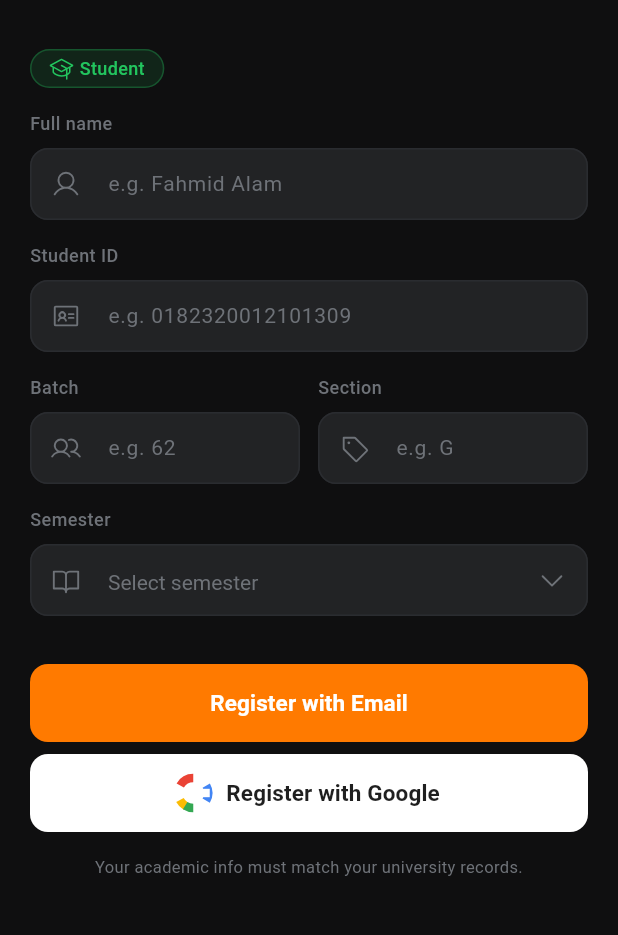
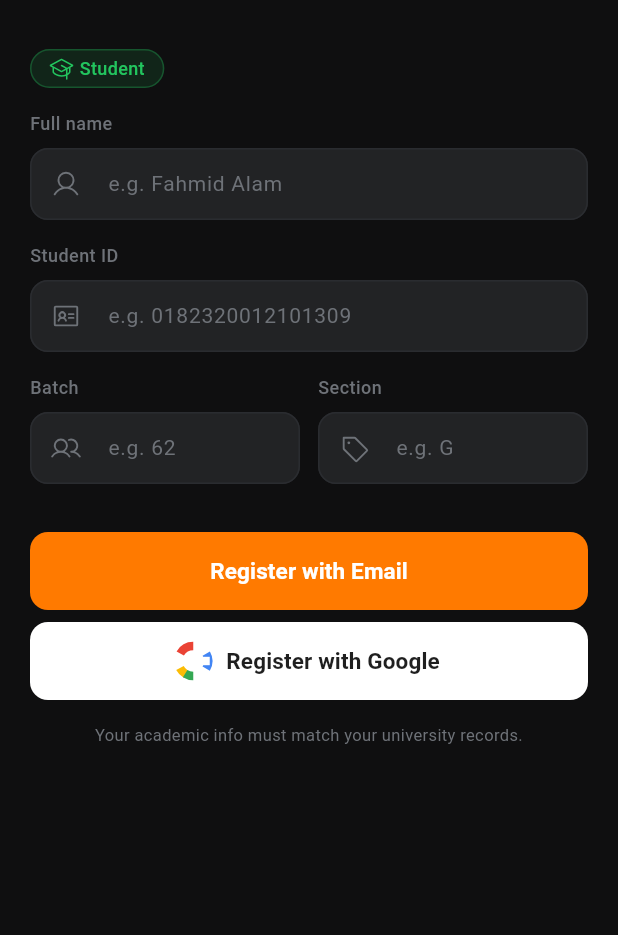
Before and after one commit to FahmidAlam/UniVerse, a Flutter app: the StudentRegisterScreen screen opened by its route, on a phone screen of 412 x 824 dp, the part 59-994 px from its top. Run offline on Flutter 3.47's test engine with Material 3 defaults, Android fonts, the phone set to English and light mode, and no system bars; our stand-ins replace cached_network_image, file_picker, firebase_core, firebase_messaging, flutter_local_notifications, go_router and 5 more; accounts and stored records are empty; network calls fail.

Commit message:
feat(auth): drop student semester; faculty registers by teacher code

```diff
--- a/lib/core/constants/app_constants.dart
+++ b/lib/core/constants/app_constants.dart
@@ -56,13 +56,16 @@ abstract class AppConstants {
   // ─── Semesters ────────────────────────────────────────────
   static const List<int> semesters = [1, 2, 3, 4, 5, 6, 7, 8];
 
-  // ─── Days (Sun–Thu, university schedule) ──────────────────
+  // ─── Days (Sun–Sat) ───────────────────────────────────────
+  // Leading University runs classes across all 7 days (Friday has no
+  // period 4 — see timetable engine). Order matches engine config.json
+  // "days", so routine `day` text lines up with what the engine emits.
   static const List<String> weekDays = [
-    'Sunday', 'Monday', 'Tuesday', 'Wednesday', 'Thursday',
+    'Sunday', 'Monday', 'Tuesday', 'Wednesday', 'Thursday', 'Friday', 'Saturday',
   ];
 
   static const List<String> weekDaysShort = [
-    'Sun', 'Mon', 'Tue', 'Wed', 'Thu',
+    'Sun', 'Mon', 'Tue', 'Wed', 'Thu', 'Fri', 'Sat',
   ];
 
   // ─── Time Slots ───────────────────────────────────────────
@@ -113,10 +116,12 @@ abstract class AppConstants {
   static const String tableNotifications    = 'notifications';
   static const String tableNotificationReads = 'notification_reads';
   static const String tableResources        = 'resources';
+  // Reserved for future scope — tables exist (RLS-protected) but no
+  // feature is wired yet: assignments/submissions (assignment feature),
+  // documents (AI assistant).
   static const String tableAssignments      = 'assignments';
   static const String tableSubmissions      = 'submissions';
   static const String tableDocuments        = 'documents';
-  static const String tableGeneratedTimetable = 'generated_timetable';
   static const String tableDeviceTokens     = 'device_tokens';
   static const String tableTimetableRooms    = 'timetable_rooms';
   static const String tableTimetableFaculty  = 'timetable_faculty';
@@ -124,10 +129,11 @@ abstract class AppConstants {
   static const String tableTimetableRuns     = 'timetable_runs';
 
   // ─── Storage Buckets ──────────────────────────────────────
+  static const String bucketResources   = 'resources';
+  static const String bucketTimetables  = 'timetables';
+  // Reserved for future scope (buckets exist; no upload path wired yet).
   static const String bucketAvatars     = 'avatars';
-  static const String bucketResources   = 'resources';
   static const String bucketSubmissions = 'submissions';
-  static const String bucketTimetables  = 'timetables';
 
   // ─── Push Notifications (FCM) ─────────────────────────────
   // Channel id MUST match AndroidManifest's default_notification_channel_id.
--- a/lib/features/auth/controllers/auth_controller.dart
+++ b/lib/features/auth/controllers/auth_controller.dart
@@ -627,27 +627,25 @@ class AuthController extends ChangeNotifier {
     required String studentId,
     required String batch,
     required String section,
-    required int semester,
   }) {
     _pendingStudentData = {
       'name': name,
       'studentId': studentId,
       'batch': batch,
       'section': section,
-      'semester': semester,
     };
     _pendingFacultyData = null;
   }
 
   void storePendingFacultyData({
     required String name,
-    required String employeeId,
+    required String teacherCode,
     required String department,
     required String designation,
   }) {
     _pendingFacultyData = {
       'name': name,
-      'employeeId': employeeId,
+      'teacherCode': teacherCode,
       'department': department,
       'designation': designation,
     };
@@ -766,14 +764,13 @@ class AuthController extends ChangeNotifier {
         studentId: d['studentId'] as String,
         batch: d['batch'] as String,
         section: d['section'] as String,
-        semester: d['semester'] as int,
       );
     }
     if (_pendingFacultyData != null) {
       final d = _pendingFacultyData!;
       return completeFacultyRegistration(
         name: d['name'] as String,
-        employeeId: d['employeeId'] as String,
+        teacherCode: d['teacherCode'] as String,
         department: d['department'] as String,
         designation: d['designation'] as String,
       );
@@ -966,7 +963,6 @@ class AuthController extends ChangeNotifier {
     required String studentId,
     required String batch,
     required String section,
-    required int semester,
   }) async {
     _setLoading(true);
     _clearError();
@@ -976,7 +972,6 @@ class AuthController extends ChangeNotifier {
       studentId: studentId,
       batch: batch,
       section: section,
-      semester: semester,
     );
 
     _setLoading(false);
@@ -994,7 +989,7 @@ class AuthController extends ChangeNotifier {
 
   Future<bool> completeFacultyRegistration({
     required String name,
-    required String employeeId,
+    required String teacherCode,
     required String department,
     required String designation,
   }) async {
@@ -1003,7 +998,7 @@ class AuthController extends ChangeNotifier {
 
     final result = await _authService.completeFacultyRegistration(
       name: name,
-      employeeId: employeeId,
+      teacherCode: teacherCode,
       department: department,
       designation: designation,
     );
--- a/lib/features/auth/screens/student_register_screen.dart
+++ b/lib/features/auth/screens/student_register_screen.dart
@@ -1,15 +1,16 @@
 // ============================================================
 // FILE: lib/features/auth/screens/student_register_screen.dart
 // PURPOSE: Form for new students.
-// Fields: Full name, Student ID, Batch, Section (two cols),
-// Semester (dropdown). Then "Register with Google" which
-// triggers OAuth + profile creation in one flow.
+// Fields: Full name, Student ID, Batch, Section (two cols).
+// Then "Register with Google" which triggers OAuth + profile
+// creation in one flow. Semester is intentionally NOT collected
+// — batch+section identify the cohort and all resources are open
+// to every student, so semester carried no meaning.
 // ============================================================
 
 import 'package:flutter/material.dart';
 import 'package:go_router/go_router.dart';
 import 'package:phosphor_flutter/phosphor_flutter.dart';
-import 'package:universe_v1/core/constants/app_constants.dart';
 import 'package:universe_v1/core/router/route_names.dart';
 import 'package:universe_v1/core/theme/app_colors.dart';
 import 'package:universe_v1/core/theme/app_spacing.dart';
@@ -31,7 +32,6 @@ class _StudentRegisterScreenState extends State<StudentRegisterScreen> {
   final _idCtrl      = TextEditingController();
   final _batchCtrl   = TextEditingController();
   final _sectionCtrl = TextEditingController();
-  int? _selectedSemester;
 
   @override
   void initState() {
@@ -63,7 +63,7 @@ class _StudentRegisterScreenState extends State<StudentRegisterScreen> {
 
     if (status == AuthStatus.registering) {
       // Validate form data is still present
-      if (_nameCtrl.text.trim().isEmpty || _selectedSemester == null) {
+      if (_nameCtrl.text.trim().isEmpty) {
         _showError('Please fill in all fields before registering.');
         return;
       }
@@ -73,7 +73,6 @@ class _StudentRegisterScreenState extends State<StudentRegisterScreen> {
         studentId: _idCtrl.text.trim(),
         batch: _batchCtrl.text.trim(),
         section: _sectionCtrl.text.trim().toUpperCase(),
-        semester: _selectedSemester!,
       );
 
       if (!success && mounted) {
@@ -97,10 +96,6 @@ class _StudentRegisterScreenState extends State<StudentRegisterScreen> {
   // _onAuthChange fires when OAuth session is ready.
   Future<void> _registerWithGoogle() async {
     if (!_formKey.currentState!.validate()) return;
-    if (_selectedSemester == null) {
-      _showError('Please select your semester.');
-      return;
-    }
     await widget.authController.signInWithGoogle();
   }
 
@@ -109,10 +104,6 @@ class _StudentRegisterScreenState extends State<StudentRegisterScreen> {
   // Then navigates to email signup.
   void _registerWithEmail() {
     if (!_formKey.currentState!.validate()) return;
-    if (_selectedSemester == null) {
-      _showError('Please select your semester.');
-      return;
-    }
     // Store registration form data so it survives navigation
     // EmailSignupScreen will call completeStudentRegistration after
     // email is verified and session is active.
@@ -121,7 +112,6 @@ class _StudentRegisterScreenState extends State<StudentRegisterScreen> {
       studentId: _idCtrl.text.trim(),
       batch: _batchCtrl.text.trim(),
       section: _sectionCtrl.text.trim().toUpperCase(),
-      semester: _selectedSemester!,
     );
     context.go(RouteNames.emailSignup);
   }
@@ -269,12 +259,6 @@ class _StudentRegisterScreenState extends State<StudentRegisterScreen> {
                       ],
                     ),
 
-                    AppSpacing.lgGap,
-
-                    _buildLabel('Semester'),
-                    AppSpacing.smGap,
-                    _buildSemesterDropdown(),
-
                     const SizedBox(height: AppSpacing.x3l),
 
                     // Register with Email
@@ -367,42 +351,4 @@ class _StudentRegisterScreenState extends State<StudentRegisterScreen> {
       ),
     );
   }
-
-  Widget _buildSemesterDropdown() {
-    return DropdownButtonFormField<int>(
-      initialValue: _selectedSemester,
-      style: AppTextStyles.input,
-      dropdownColor: AppColors.bgElevated,
-      hint: Text('Select semester', style: AppTextStyles.placeholder),
-      decoration: InputDecoration(
-        prefixIcon: const Icon(PhosphorIconsRegular.bookOpen,
-            size: AppSpacing.iconMd),
-        filled: true,
-        fillColor: AppColors.bgElevated,
-        contentPadding: const EdgeInsets.symmetric(
-          horizontal: AppSpacing.lg,
-          vertical: AppSpacing.md,
-        ),
-        border: OutlineInputBorder(
-            borderRadius: AppSpacing.radiusMd,
-            borderSide: const BorderSide(color: AppColors.border)),
-        enabledBorder: OutlineInputBorder(
-            borderRadius: AppSpacing.radiusMd,
-            borderSide: const BorderSide(color: AppColors.border)),
-        focusedBorder: OutlineInputBorder(
-            borderRadius: AppSpacing.radiusMd,
-            borderSide:
-                const BorderSide(color: AppColors.primary, width: 1.5)),
-      ),
-      icon: const Icon(PhosphorIconsRegular.caretDown,
-          color: AppColors.textMuted, size: AppSpacing.iconMd),
-      items: AppConstants.semesters
-          .map((s) => DropdownMenuItem(
-                value: s,
-                child: Text('Semester $s'),
-              ))
-          .toList(),
-      onChanged: (v) => setState(() => _selectedSemester = v),
-    );
-  }
 }
--- a/lib/features/auth/services/auth_service.dart
+++ b/lib/features/auth/services/auth_service.dart
@@ -285,7 +285,6 @@ class AuthService {
     required String studentId,
     required String batch,
     required String section,
-    required int semester,
   }) async {
     try {
       final user = currentUser;
@@ -299,7 +298,6 @@ class AuthService {
         'student_id': studentId,
         'batch': batch,
         'section': section,
-        'semester': semester,
         'avatar_url': user.userMetadata?['avatar_url'],
       });
 
@@ -323,7 +321,7 @@ class AuthService {
 
   Future<AuthResult> completeFacultyRegistration({
     required String name,
-    required String employeeId,
+    required String teacherCode,
     required String department,
     required String designation,
   }) async {
@@ -336,7 +334,7 @@ class AuthService {
         'email': user.email,
         'role': AppConstants.roleTeacher,
         'name': name,
-        'teacher_code': employeeId,
+        'teacher_code': teacherCode,
         'department': department,
         'designation': designation,
         'avatar_url': user.userMetadata?['avatar_url'],
```
Also changed, not shown: lib/features/auth/screens/faculty_register_screen.dart (+18 -9 lines), lib/features/profile/screens/profile_screen.dart (+4 -37 lines).
